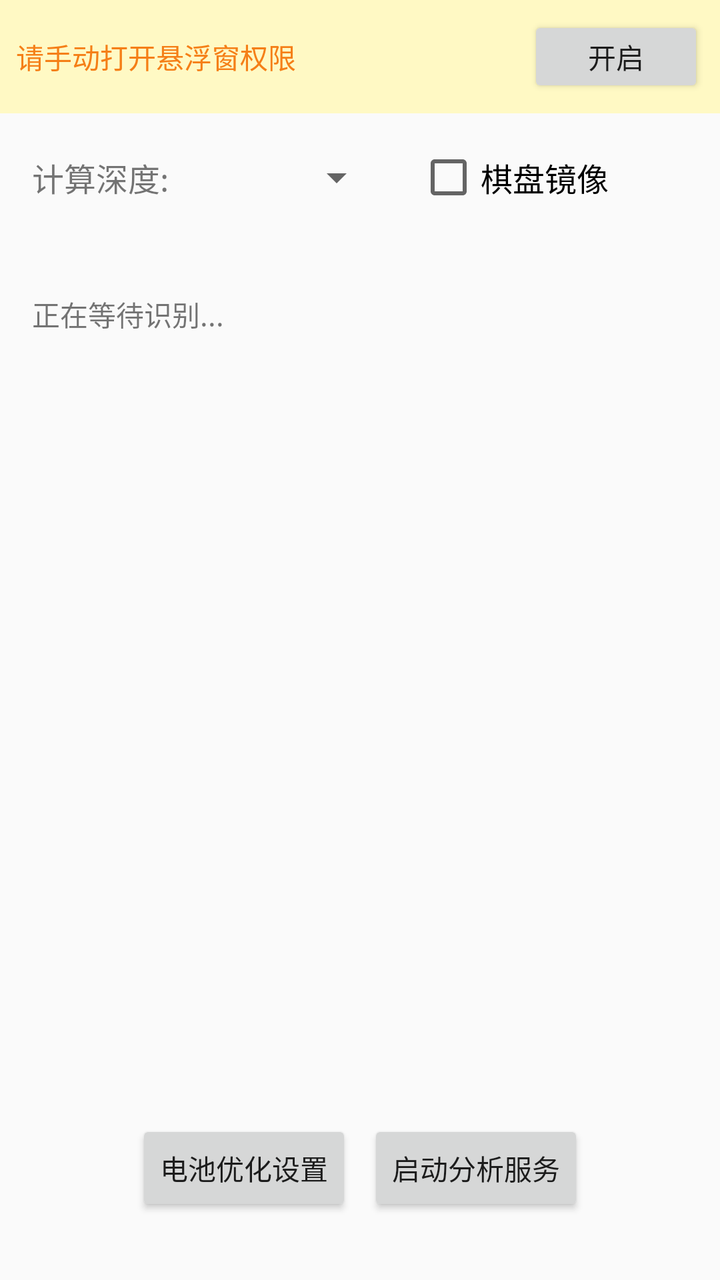
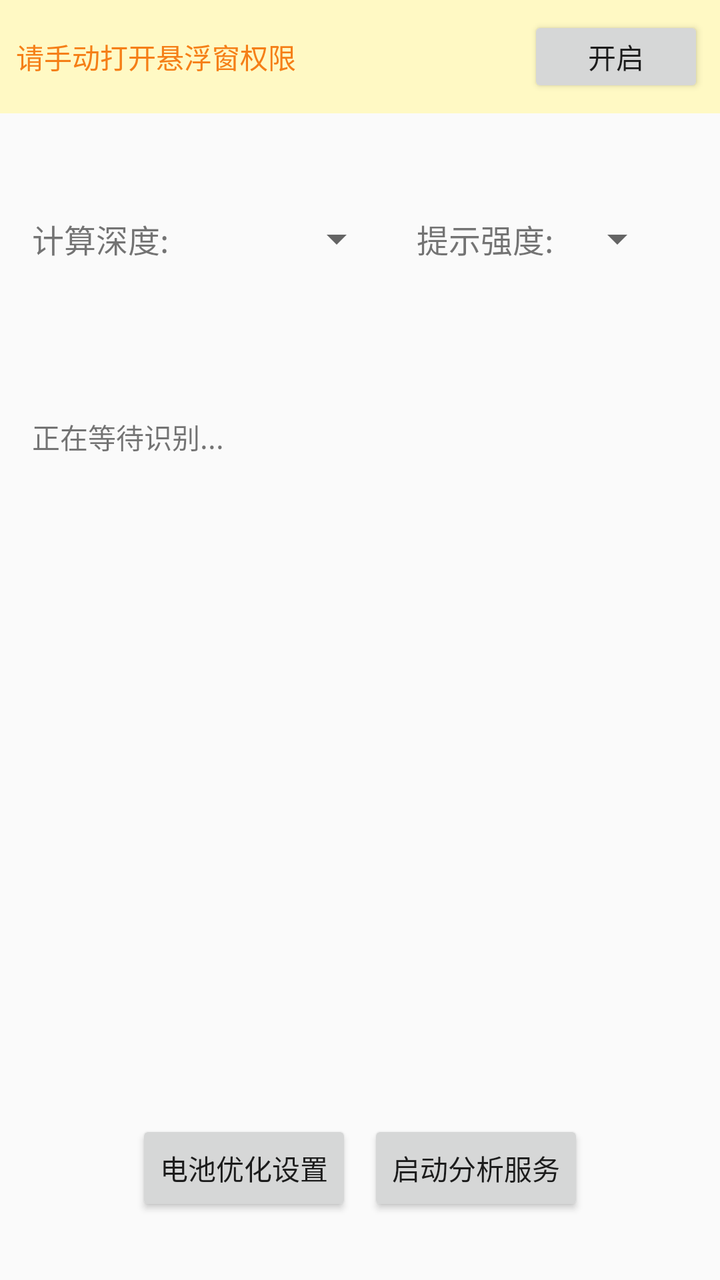

Two renders of the same Android screen: before a commit and after it. Below are the layout's source before the change and the commit's diff.
<!-- AndroidManifest.xml: application theme Theme.MyApp -->
<!-- res/layout/activity_main.xml -->
<?xml version="1.0" encoding="utf-8"?>
<androidx.constraintlayout.widget.ConstraintLayout xmlns:android="http://schemas.android.com/apk/res/android"
    xmlns:app="http://schemas.android.com/apk/res-auto"
    xmlns:tools="http://schemas.android.com/tools"
    android:id="@+id/main"
    android:layout_width="match_parent"
    android:layout_height="match_parent"
    tools:context=".MainActivity">

    <LinearLayout
        android:id="@+id/permissionLayout"
        android:layout_width="match_parent"
        android:layout_height="wrap_content"
        android:background="#FFF9C4"
        android:gravity="center_vertical"
        android:orientation="horizontal"
        android:padding="8dp"
        android:visibility="visible"
        app:layout_constraintTop_toTopOf="parent">

        <TextView
            android:layout_width="0dp"
            android:layout_height="wrap_content"
            android:layout_weight="1"
            android:text="@string/float_permission_msg"
            android:textColor="#F57F17"
            android:textSize="14sp" />

        <Button
            android:id="@+id/btnOpenPermission"
            android:layout_width="wrap_content"
            android:layout_height="wrap_content"
            android:minHeight="0dp"
            android:text="@string/open"
            android:textAllCaps="false" />
    </LinearLayout>

    <LinearLayout
        android:id="@+id/settingsLayout"
        android:layout_width="match_parent"
        android:layout_height="wrap_content"
        android:orientation="horizontal"
        android:padding="16dp"
        android:gravity="center_vertical"
        app:layout_constraintTop_toBottomOf="@+id/permissionLayout">

        <TextView
            android:layout_width="wrap_content"
            android:layout_height="wrap_content"
            android:text="@string/calculation_depth"
            android:textSize="16sp" />

        <Spinner
            android:id="@+id/spinnerDepth"
            android:layout_width="100dp"
            android:layout_height="wrap_content"
            android:layout_marginStart="8dp" />

        <CheckBox
            android:id="@+id/checkboxBoardMirror"
            android:layout_width="wrap_content"
            android:layout_height="wrap_content"
            android:layout_marginStart="16dp"
            android:text="@string/board_mirror"
            android:textSize="16sp" />
    </LinearLayout>

    <ImageView
        android:id="@+id/debugImageView"
        android:layout_width="0dp"
        android:layout_height="0dp"
        android:visibility="gone"
        android:scaleType="fitCenter"
        android:contentDescription="@string/board_recognition_debug"
        app:layout_constraintBottom_toTopOf="@+id/resultTextView"
        app:layout_constraintEnd_toEndOf="parent"
        app:layout_constraintStart_toStartOf="parent"
        app:layout_constraintTop_toBottomOf="@+id/settingsLayout" />

    <TextView
        android:id="@+id/resultTextView"
        android:layout_width="match_parent"
        android:layout_height="0dp"
        android:layout_marginTop="10dp"
        android:padding="16dp"
        android:text="@string/waiting_recognition"
        android:textSize="14sp"
        android:scrollbars="vertical"
        app:layout_constraintTop_toBottomOf="@+id/settingsLayout"
        app:layout_constraintBottom_toTopOf="@+id/buttonContainer"
        app:layout_constraintEnd_toEndOf="parent"
        app:layout_constraintStart_toStartOf="parent" />

    <LinearLayout
        android:id="@+id/buttonContainer"
        android:layout_width="wrap_content"
        android:layout_height="wrap_content"
        android:orientation="horizontal"
        android:layout_marginBottom="32dp"
        app:layout_constraintBottom_toBottomOf="parent"
        app:layout_constraintEnd_toEndOf="parent"
        app:layout_constraintStart_toStartOf="parent">

        <Button
            android:id="@+id/btnBatterySetting"
            android:layout_width="wrap_content"
            android:layout_height="wrap_content"
            android:layout_marginEnd="8dp"
            android:text="@string/battery_setting" />

        <Button
            android:id="@+id/btnStartService"
            android:layout_width="wrap_content"
            android:layout_height="wrap_content"
            android:text="@string/start_analysis" />
    </LinearLayout>

</androidx.constraintlayout.widget.ConstraintLayout>
<!-- resources referenced by this layout -->
<resources>
  <string name="battery_setting">电池优化设置</string>
  <string name="board_mirror">棋盘镜像</string>
  <string name="board_recognition_debug">棋盘识别调试</string>
  <string name="calculation_depth">计算深度:</string>
  <string name="float_permission_msg">请手动打开悬浮窗权限</string>
  <string name="open">开启</string>
  <string name="start_analysis">启动分析服务</string>
  <string name="waiting_recognition">正在等待识别...</string>
  <style name="Theme.MyApp" parent="Theme.AppCompat.DayNight.NoActionBar">
          
          <item name="android:navigationBarColor">@android:color/transparent</item>
          <item name="android:statusBarColor">@android:color/transparent</item>
          <item name="android:windowLightStatusBar">?attr/isLightTheme</item>
      </style>
</resources>

<!-- the commit's change to res/layout/activity_main.xml (unified diff, before → after) -->
@@ -53,6 +53,19 @@
         <Spinner
             android:id="@+id/spinnerDepth"
             android:layout_width="100dp"
+            android:layout_height="wrap_content"
+            android:layout_marginStart="8dp" />
+
+        <TextView
+            android:layout_width="wrap_content"
+            android:layout_height="wrap_content"
+            android:layout_marginStart="16dp"
+            android:text="@string/hint_strength"
+            android:textSize="16sp" />
+
+        <Spinner
+            android:id="@+id/spinnerHint"
+            android:layout_width="wrap_content"
             android:layout_height="wrap_content"
             android:layout_marginStart="8dp" />
 
<!-- resource entries referenced after the edit -->
@@ -5,6 +5,7 @@
   <string name="board_recognition_debug">棋盘识别调试</string>
   <string name="calculation_depth">计算深度:</string>
   <string name="float_permission_msg">请手动打开悬浮窗权限</string>
+  <string name="hint_strength">提示强度:</string>
   <string name="open">开启</string>
   <string name="start_analysis">启动分析服务</string>
   <string name="waiting_recognition">正在等待识别...</string>
